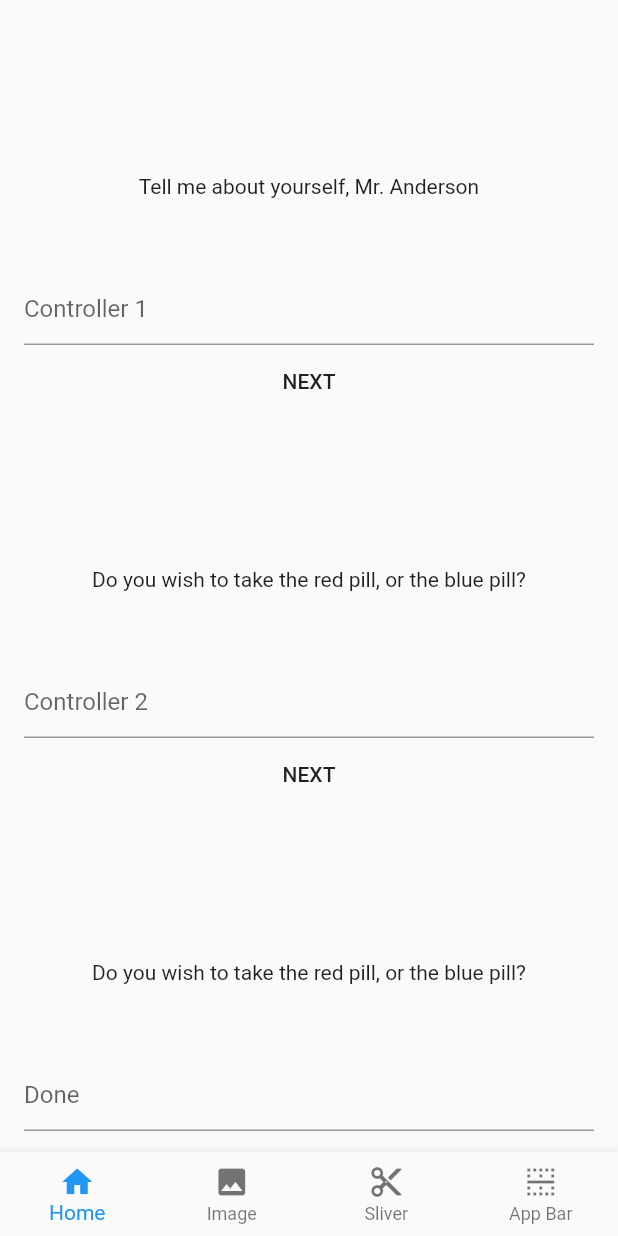
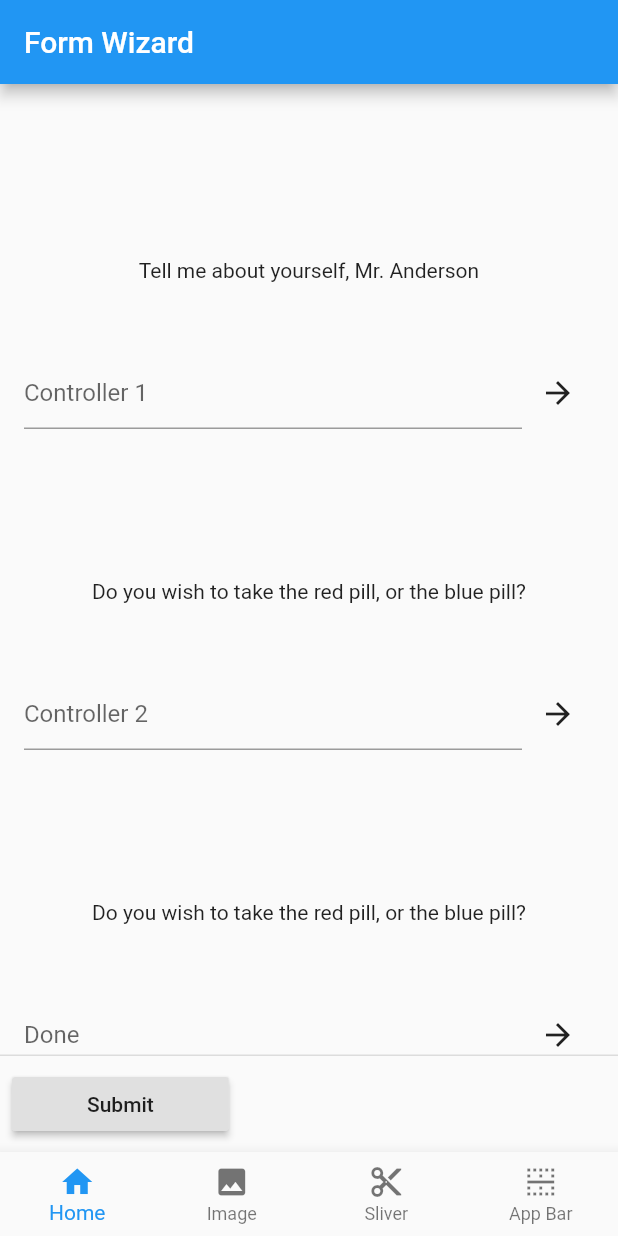
Before and after one commit to ctalladen78/flutter-ui-experiments, a Flutter app: the screen it shows after launch, on a phone screen of 412 x 824 dp. Run offline on Flutter 3.47's test engine with Material 2 defaults, Android fonts, the phone set to English and light mode, and no system bars; our stand-ins replace fluttertoast, sqflite; missing offline and left inert: flutter_webview_plugin, objectdb; accounts and stored records are empty.

Commit message:
DONE added submit button to form wizard

```diff
--- a/lib/form_wizard.dart
+++ b/lib/form_wizard.dart
@@ -20,6 +20,9 @@ class _VerticalFormState extends State<VerticalForm> {
   TextEditingController controller2 = new TextEditingController();
   TextEditingController controller3 = new TextEditingController();
   GlobalKey<FormState> formKey1 = new GlobalKey<FormState>();
+  // https://www.didierboelens.com/2018/06/widget---state---context---inheritedwidget/
+  LocalKey clearBtn1;
+
   var data = {};
   int currentNode = 1; // TODO use modulus operator (currentNode % list.length)
   List<FocusNode> nodeList;
@@ -63,11 +66,13 @@ class _VerticalFormState extends State<VerticalForm> {
     TextInputAction keyboardAction = TextInputAction.done,
     Function(String) onSubmitted,
     FocusNode focusNode,
-    TextEditingController ctrl
+    TextEditingController ctrl,
+    Function onChangedFunc
   }) {
     return new FormField(
       builder: (FormFieldState fieldState) {
         return new TextField(
+          // onChanged: onChangedFunc,
           key: key,
           controller: ctrl,
           decoration: new InputDecoration(
@@ -84,6 +89,10 @@ class _VerticalFormState extends State<VerticalForm> {
     );
   }
 
+  Widget toggleNext(){
+
+  }
+
   void toNext(){
     setState(() {
                     currentNode = currentNode % nodeList.length;
@@ -96,7 +105,9 @@ class _VerticalFormState extends State<VerticalForm> {
   Widget build(BuildContext context) {
     // focusNode1.addListener(listener)
     print("CURRENT NODE ${currentNode}");
-    return new SingleChildScrollView(
+    return new Scaffold(
+      appBar: AppBar(title: Text("Form Wizard"),),
+      body: SingleChildScrollView(
       child: new Padding(
         padding: const EdgeInsets.all(16.0),
         child: new Form(
@@ -106,7 +117,12 @@ class _VerticalFormState extends State<VerticalForm> {
               SizedBox(height: 100.0,),
               Text("Tell me about yourself, Mr. Anderson"),
               SizedBox(height: 50.0,),
-              _buildTextFormField(
+              Row(children: <Widget>[
+                Expanded(
+                  child: _buildTextFormField(
+                    onChangedFunc: (){
+                      // clearBtn1.
+                    },
                     // ctrl: controller1,
                     // decoration: InputDecoration(labelText: "Go to next"),
                     hintText: 'Controller 1',
@@ -115,18 +131,20 @@ class _VerticalFormState extends State<VerticalForm> {
                     focusNode: focusNode1,
                     onSubmitted: (String value) {
                       data.addAll({"controllerOneValue":value});
-
                       FocusScope.of(context).requestFocus(focusNode2);
                     },
                   ),
-              MaterialButton(
-                child: Text("NEXT"),
-                onPressed: toNext,
                 ),
+                IconButton(
+                  key: clearBtn1,
+                  icon: Icon(Icons.arrow_forward), onPressed: (){toNext();}),
+              ],),
               SizedBox(height: 100.0,),
               Text("Do you wish to take the red pill, or the blue pill?"),
               SizedBox(height: 50.0,),
-              _buildTextFormField(
+              Row(children: <Widget>[
+                Expanded(
+                  child: _buildTextFormField(
                   // ctrl: controller2,
                   hintText: 'Controller 2',
                   keyboardAction: TextInputAction.next,
@@ -136,14 +154,17 @@ class _VerticalFormState extends State<VerticalForm> {
                     FocusScope.of(context).requestFocus(focusNode3);
                   },
                 ),
-              MaterialButton(
-                child: Text("NEXT"),
-                onPressed: toNext,
                 ),
+                IconButton(icon: Icon(Icons.arrow_forward), onPressed: (){toNext();}),
+               ]
+              ),
+
               SizedBox(height: 100.0,),
               Text("Do you wish to take the red pill, or the blue pill?"),
               SizedBox(height: 50.0,),
-              _buildTextFormField(
+              Row(children: <Widget>[
+                Expanded(
+                  child: _buildTextFormField(
                     hintText: 'Done',
                     keyboardAction: TextInputAction.done,
                     focusNode: focusNode3,
@@ -152,31 +173,30 @@ class _VerticalFormState extends State<VerticalForm> {
                       FocusScope.of(context).requestFocus(focusNode4);
                     },
                   ),
-              MaterialButton(
-                child: Text("NEXT"),
-                onPressed: toNext,
                 ),
-              _buildTextFormField(
-                hintText: 'Go',
-                keyboardAction: TextInputAction.go, // TextInputAction.search | next | send ...
-                focusNode: focusNode4,
-                onSubmitted: (String value) {
-                  print('Handling last name submission');
-                  FocusScope.of(context).requestFocus(focusNode5);
-                },
+                IconButton(icon: Icon(Icons.arrow_forward), onPressed: (){toNext();}),
+              ]
               ),
+                            SizedBox(height: 50.0,),
+
               TextFormField(
                 keyboardType: TextInputType.multiline,
-                focusNode: focusNode5,
+                focusNode: focusNode4,
                 decoration: InputDecoration(icon: Icon(Icons.ac_unit), hintText: "First Name"),
                 controller: controller1,
                 onSaved: (formData){
                   print("field ${formData}");
                 },
               ),
-              TextFormField(
+                            SizedBox(height: 50.0,),
+
+              Row(
+                mainAxisAlignment:MainAxisAlignment.start,
+                children: <Widget>[
+                  Expanded(
+                    child: TextFormField(
                   keyboardType: TextInputType.multiline,
-                focusNode: focusNode6,
+                  focusNode: focusNode5,
                   decoration: InputDecoration(icon: Icon(Icons.ac_unit), hintText: "Last Name"),
                   // keyboardType: TextInputType.text,
                   controller: controller2,  // required but not really needed for data
@@ -191,6 +211,11 @@ class _VerticalFormState extends State<VerticalForm> {
                     print("FIELD DATA ${fieldData}"); // TODO this will fire when formState.save() is called
                   },
                     ),
+                  ),
+                  IconButton(icon: Icon(Icons.arrow_forward), onPressed: (){toNext();}),
+
+              ],),
+              /*
               MaterialButton(
                 color: Colors.blueAccent[300],
                 child: new Text("SUBMIT"),
@@ -206,11 +231,59 @@ class _VerticalFormState extends State<VerticalForm> {
                   // print('TEXT FIELD 1 SAVED ${c1} ${c2}');
                 },
               ),
+              */
+              SizedBox(height: 50.0,),
 
             ],
           ),
         ),
       ),
+    ),
+      persistentFooterButtons: <Widget>[
+        Row(
+          mainAxisAlignment: MainAxisAlignment.start,
+          children: <Widget>[
+            MaterialButton(
+              color: Theme.of(context).buttonColor,
+              padding: EdgeInsets.only(left: 50.0, right: 50.0),
+              child: Text("Submit"),
+              onPressed: (){
+                final FormState form1State = formKey1.currentState;
+                form1State.validate();
+                  form1State.save();
+                  controller1.clear();
+                  controller2.clear();
+              },),
+            SizedBox(width: 100.0,)
+          ],
+        ),
+        // new IconButton(icon: new Icon(Icons.timer), onPressed: () => {}),
+        // new IconButton(icon: new Icon(Icons.people), onPressed: () => {}),
+        // new IconButton(icon: new Icon(Icons.map), onPressed: () => {}),
+      ],
     );
   }
 }
+
+class NextButton extends StatefulWidget {
+    Function closure;
+
+  NextButton({Key key , Function func}) : super(key: key);
+
+  _NextButtonState createState() => _NextButtonState();
+}
+
+class _NextButtonState extends State<NextButton> {
+  Function closure;
+  // _NextButtonState(Function f){closure = f};
+  bool isVisible;
+  @override
+  void initState() {
+      isVisible = false;
+      super.initState();
+    }
+  @override
+  Widget build(BuildContext context) {
+    return (isVisible) ? Container() : Container();
+  }
+}
--- a/lib/main.dart
+++ b/lib/main.dart
@@ -39,6 +39,7 @@ class _MyAppState extends State<MyApp> {
       routes: new Routes(context).routes,
       home: new Scaffold(
         // body: new ImageTileGridPage(),
+        // body: TabBarView(
         body: new PageView(
           controller: controller,
           onPageChanged: (index) => setState(() => _selectedIndex = index),
```
Lines whose indentation alone changed are shown as unchanged.
